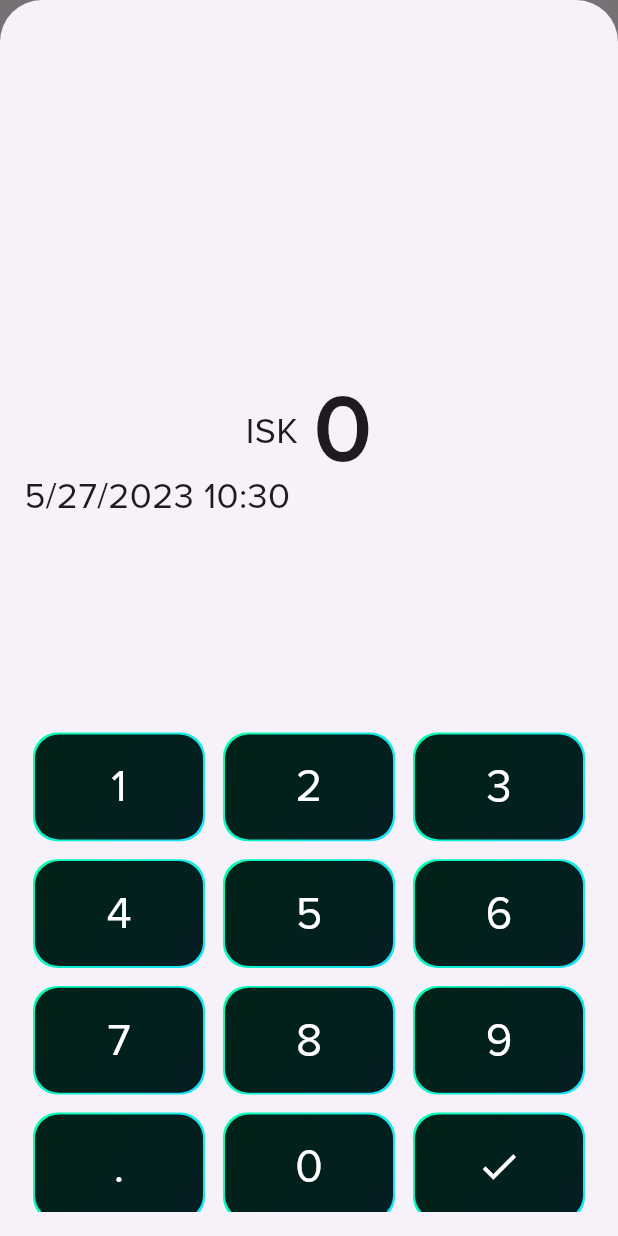
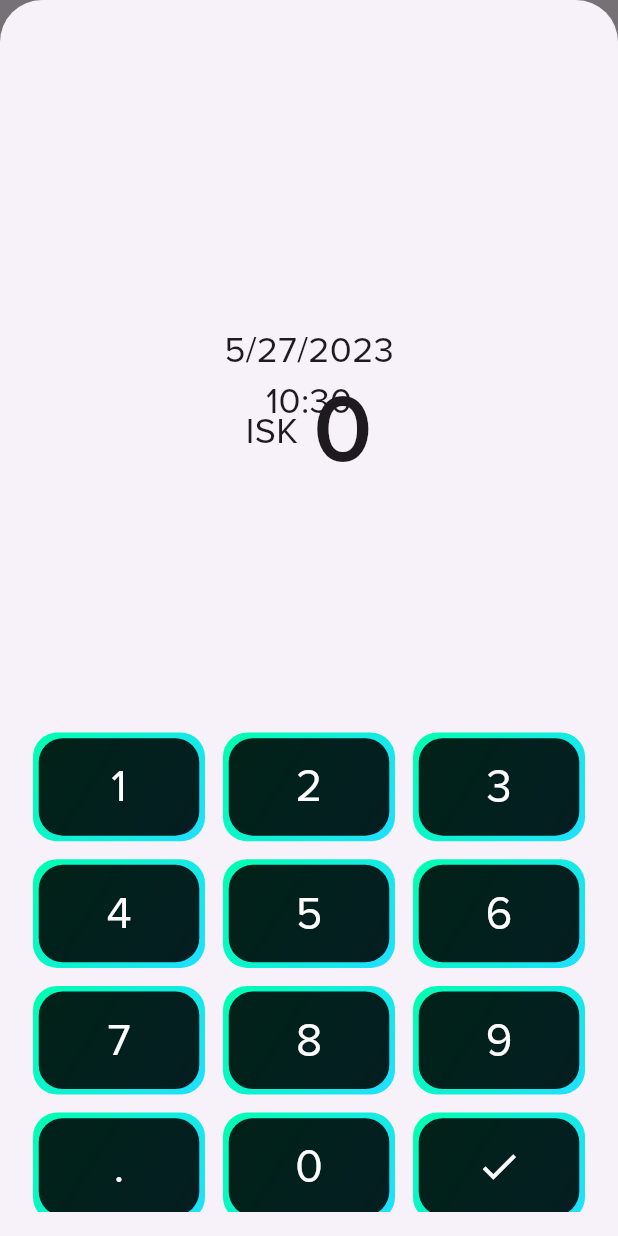
Before and after one commit to c-abbott/big_spender, a Flutter app: the screen it shows after launch, after a tap on the "add" icon, on a phone screen of 412 x 824 dp. Run offline on Flutter 3.47's test engine with Material 2 defaults, Android fonts, the phone set to English and light mode, and no system bars.

Commit message:
More formatting

```diff
--- a/lib/widgets/num_pad.dart
+++ b/lib/widgets/num_pad.dart
@@ -59,21 +59,40 @@ class _NumPadState extends State<NumPad> {
     }
   }
 
-  Widget _DateTimePickerButton() {
+  Widget _dateButton() {
+    return GestureDetector(
+      onTap: () => _selectDate(context),
+      child: Text(
+        DateFormat.yMd().format(selectedDate),
+        style: const TextStyle(
+          fontSize: 24,
+          fontFamily: 'ProximaNova',
+        ),
+      ),
+    );
+  }
+
+  Widget _timeButton() {
+    return GestureDetector(
+      onTap: () => _selectTime(context),
+      child: Text(
+        DateFormat.Hm().format(selectedDate),
+        style: const TextStyle(
+          fontSize: 24,
+          fontFamily: 'ProximaNova',
+        ),
+      ),
+    );
+  }
+
+  Widget _dateTimePickerButton() {
     return Align(
-      alignment: Alignment(-1.0, -0.65),
-      child: GestureDetector(
-        onTap: () async {
-          await _selectDate(context);
-          await _selectTime(context);
-        },
-        child: Text(
-          "${DateFormat.yMd().format(selectedDate)} ${DateFormat.Hm().format(selectedDate)}",
-          style: TextStyle(
-            fontSize: 24,
-            fontFamily: 'ProximaNova',
-          ),
-        ),
+      alignment: const Alignment(0.0, -1.0),
+      child: Column(
+        children: <Widget>[
+          _dateButton(),
+          _timeButton(),
+        ],
       ),
     );
   }
@@ -99,8 +118,8 @@ class _NumPadState extends State<NumPad> {
         ),
         child: Center(
           child: Container(
-            height: 70, // size of the button
-            width: 112, // size of the button
+            height: 65, // size of the button
+            width: 107, // size of the button
             decoration: BoxDecoration(
               color: Colors.black87, // fill color
               borderRadius: BorderRadius.circular(16),
@@ -148,7 +167,7 @@ class _NumPadState extends State<NumPad> {
             ],
           ),
         ),
-        _DateTimePickerButton(),
+        _dateTimePickerButton(),
         if (_output != "0")
           Align(
             alignment: const Alignment(1, -0.83),
```
